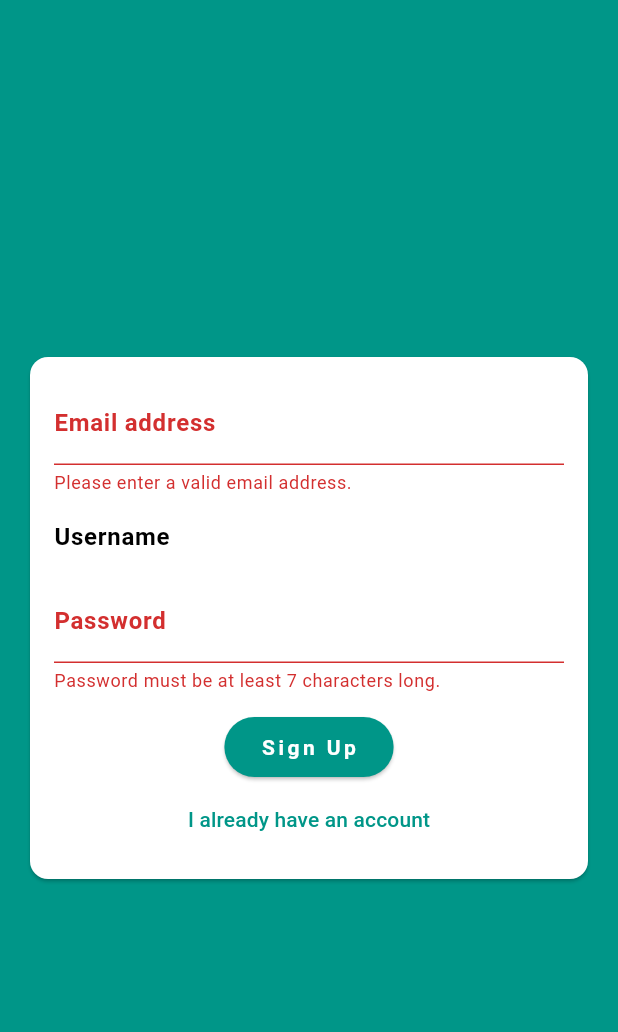
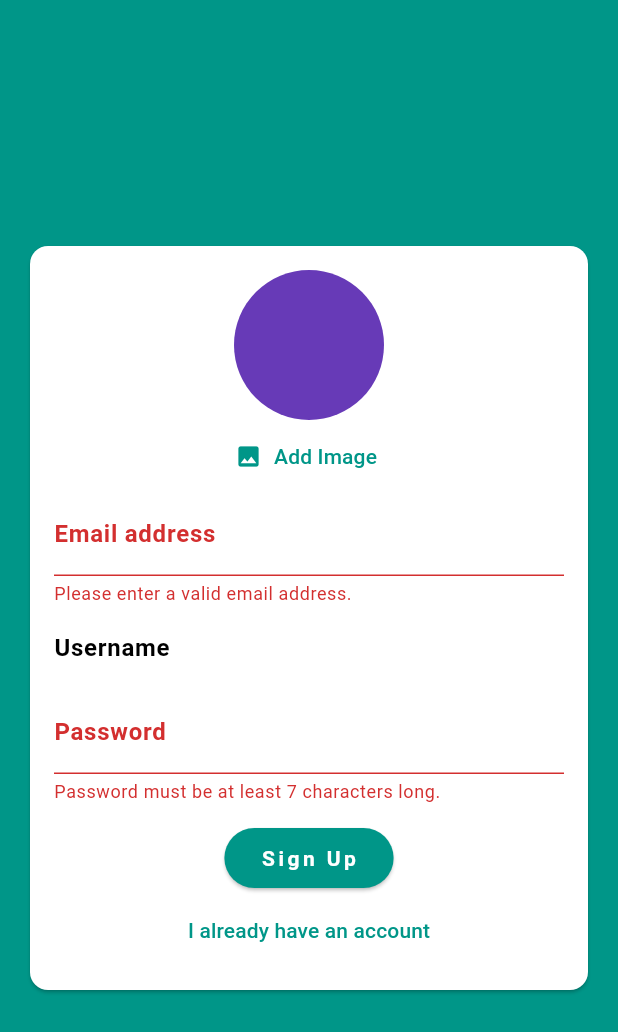
Before and after one commit to pfgrebelo/Flutter_ChatApp, a Flutter app: the screen it shows after launch, after a tap on "Login", after a tap on "Create new account", on a phone screen of 412 x 824 dp. Shown: the top 1032 px of the screen. Run offline on Flutter 3.47's test engine with Material 2 defaults, Android fonts, the phone set to English and light mode, and no system bars; our stand-ins replace cloud_firestore, firebase_auth, firebase_core, image_picker; accounts and stored records are empty.

Commit message:
added image picker

```diff
--- a/lib/widgets/auth/auth_form.dart
+++ b/lib/widgets/auth/auth_form.dart
@@ -1,4 +1,6 @@
 import 'package:flutter/material.dart';
+import '../pickers/user_image_picker.dart';
+import 'package:image_picker/image_picker.dart';
 
 class AuthForm extends StatefulWidget {
   const AuthForm(this.submitFn, this.isLoading, {super.key});
@@ -51,6 +53,7 @@ class _AuthFormState extends State<AuthForm> {
               child: Column(
                 mainAxisSize: MainAxisSize.min,
                 children: [
+                  if (!_isLogin) UserImagePicker(),
                   TextFormField(
                     key: const ValueKey('email'),
                     validator: (value) {
--- /dev/null
+++ b/lib/widgets/pickers/user_image_picker.dart
@@ -0,0 +1,40 @@
+import 'package:flutter/material.dart';
+import 'package:image_picker/image_picker.dart';
+import 'dart:io';
+
+class UserImagePicker extends StatefulWidget {
+  const UserImagePicker({super.key});
+
+  @override
+  State<UserImagePicker> createState() => _UserImagePickerState();
+}
+
+class _UserImagePickerState extends State<UserImagePicker> {
+  File? _pickedImage;
+  void _pickImage() async {
+    final picker = ImagePicker();
+    final pickedImage = await picker.pickImage(source: ImageSource.gallery);
+    final pickedImageFile = File(pickedImage!.path);
+    //final pickedImageFile = await ImagePicker.pickImage(source: ImageSource.gallery);
+    setState(() {
+      _pickedImage = pickedImageFile;
+    });
+  }
+
+  @override
+  Widget build(BuildContext context) {
+    return Column(
+      children: [
+        CircleAvatar(
+          radius: 50,
+          backgroundColor: Theme.of(context).colorScheme.secondary,
+          backgroundImage: _pickedImage != null ? FileImage(_pickedImage!) : null,
+        ),
+        TextButton.icon(
+            onPressed: _pickImage,
+            icon: Icon(Icons.image),
+            label: Text('Add Image')),
+      ],
+    );
+  }
+}
--- a/pubspec.yaml
+++ b/pubspec.yaml
@@ -39,6 +39,7 @@ dependencies:
   cloud_firestore: ^4.3.1
   firebase_core: ^2.4.1
   firebase_auth: ^4.2.5
+  image_picker: ^0.8.6+1
 
 dev_dependencies:
   flutter_test:
```
Also changed, not shown: pubspec.lock, 1 other file.
